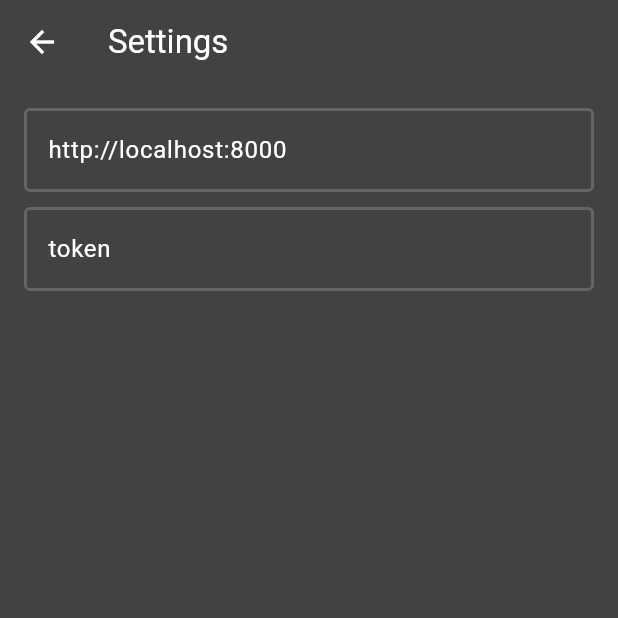
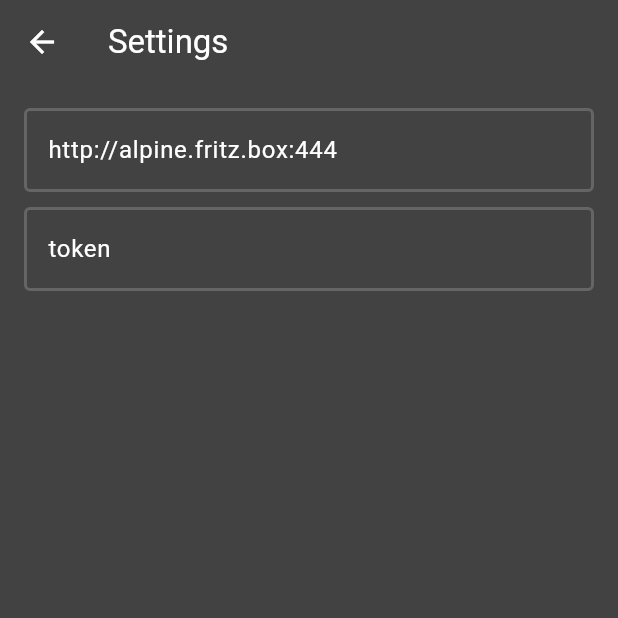
Before and after one commit to Bnyro/cpnta-server, a Flutter app: the screen it shows after launch, after a tap on the "settings" icon, on a phone screen of 412 x 824 dp, the top half of it. Run offline on Flutter 3.47's test engine with Material 2 defaults, Android fonts, the phone set to English and light mode, and no system bars; drawn by our look-alikes of dynamic_color; our stand-ins replace shared_preferences; network calls fail.

Commit message:
bug fixes

```diff
--- a/lib/constants.dart
+++ b/lib/constants.dart
@@ -1,3 +1,3 @@
 const appName = "CPNTA";
-const defaultApiUrl = "http://localhost:8000";
+const defaultApiUrl = "http://alpine.fritz.box:444";
 const defaultToken = "SuperSuperSuperSuper";
--- a/lib/providers/note_provider.dart
+++ b/lib/providers/note_provider.dart
@@ -15,8 +15,8 @@ Future<String> getToken() async {
   return prefs.getString("token") ?? defaultToken;
 }
 
-Uri getUri() {
-  return Uri.parse("${getBaseUrl()}/notes");
+Future<Uri> getUri() async {
+  return Uri.parse("${await getBaseUrl()}/notes");
 }
 
 Future<Map<String, String>> getHeaders() async {
@@ -29,25 +29,25 @@ Future<Map<String, String>> getHeaders() async {
 
 Future<List<Note>> fetchNotes() async {
   http.Response response =
-      await http.get(getUri(), headers: await getHeaders());
+      await http.get(await getUri(), headers: await getHeaders());
   var responseJson = json.decode(response.body);
   return (responseJson as List).map((p) => Note.fromJson(p)).toList();
 }
 
 Future<http.Response> createNote(String title, String content) async {
-  return await http.post(getUri(),
+  return await http.post(await getUri(),
       headers: await getHeaders(),
       body: json.encode({"title": title, "content": content}));
 }
 
 Future<http.Response> updateNote(Note note) async {
-  return await http.patch(getUri(),
+  return await http.patch(await getUri(),
       headers: await getHeaders(), body: jsonEncode(note.toJson()));
 }
 
 Future<http.Response> deleteNote(int noteId) async {
   return await http.delete(
-    Uri.parse("${getBaseUrl()}/notes/$noteId"),
+    Uri.parse("${await getBaseUrl()}/notes/$noteId"),
     headers: await getHeaders(),
   );
 }
```
